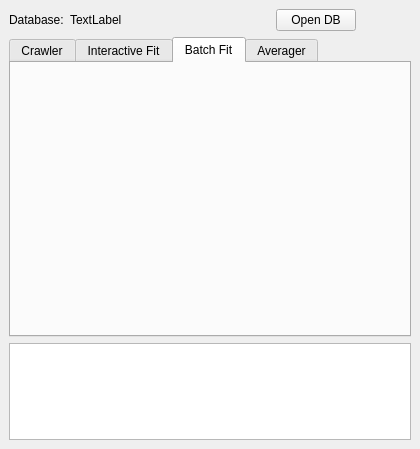
This is source/Gui/Ui_Main.ui in lasersphere/Tilda as Qt 5 draws it before an edit. The edited form follows.
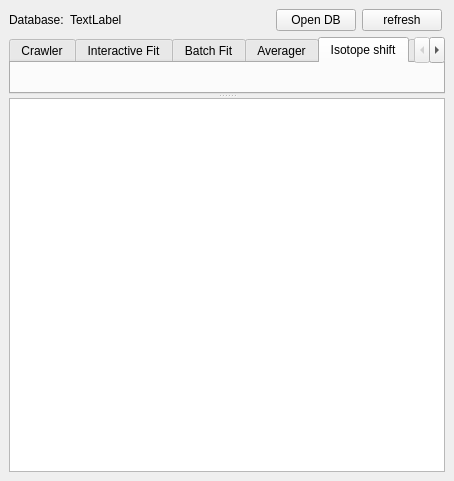
This is the edited form. Custom widgets are drawn as their Qt base class.

Diff of the .ui file:
```diff
--- a/source/Gui/Ui_Main.ui
+++ b/source/Gui/Ui_Main.ui
@@ -6,15 +6,15 @@
    <rect>
     <x>0</x>
     <y>0</y>
-    <width>420</width>
-    <height>449</height>
+    <width>454</width>
+    <height>481</height>
    </rect>
   </property>
   <property name="windowTitle">
    <string>MainWindow</string>
   </property>
   <widget class="QWidget" name="centralwidget">
-   <layout class="QVBoxLayout" name="verticalLayout_2">
+   <layout class="QVBoxLayout" name="verticalLayout">
     <item>
      <layout class="QHBoxLayout" name="horizontalLayout">
       <item>
@@ -50,6 +50,13 @@
         </property>
        </widget>
       </item>
+      <item>
+       <widget class="QPushButton" name="pushButton_refresh">
+        <property name="text">
+         <string>refresh</string>
+        </property>
+       </widget>
+      </item>
       <item>
        <spacer name="horizontalSpacer">
         <property name="orientation">
@@ -66,9 +73,11 @@
      </layout>
     </item>
     <item>
-     <layout class="QVBoxLayout" name="verticalLayout">
-      <item>
-       <widget class="QTabWidget" name="tabWidget">
+     <widget class="QSplitter" name="splitter">
+      <property name="orientation">
+       <enum>Qt::Vertical</enum>
+      </property>
+      <widget class="QTabWidget" name="tabWidget_AccVoltage">
         <property name="sizePolicy">
          <sizepolicy hsizetype="Expanding" vsizetype="Expanding">
           <horstretch>0</horstretch>
@@ -78,7 +87,7 @@
         <property name="minimumSize">
          <size>
           <width>400</width>
-          <height>300</height>
+         <height>20</height>
          </size>
         </property>
         <property name="tabShape">
@@ -107,9 +116,17 @@
           <string>Averager</string>
          </attribute>
         </widget>
+       <widget class="IsoshiftUi" name="isoshift">
+        <attribute name="title">
+         <string>Isotope shift</string>
+        </attribute>
        </widget>
-      </item>
-      <item>
+       <widget class="AccVoltUi" name="accVolt_tab">
+        <attribute name="title">
+         <string>AccVolt</string>
+        </attribute>
+       </widget>
+      </widget>
        <widget class="QPlainTextEdit" name="oOut">
         <property name="plainText">
          <string/>
@@ -118,8 +135,7 @@
          <number>500</number>
         </property>
        </widget>
-      </item>
-     </layout>
+     </widget>
     </item>
    </layout>
   </widget>
@@ -159,6 +175,18 @@
    <header location="global">Gui.BatchfitterUi</header>
    <container>1</container>
   </customwidget>
+  <customwidget>
+   <class>AccVoltUi</class>
+   <extends>QWidget</extends>
+   <header>Gui.AccVoltUi</header>
+   <container>1</container>
+  </customwidget>
+  <customwidget>
+   <class>IsoshiftUi</class>
+   <extends>QWidget</extends>
+   <header>Gui.IsoshiftUi</header>
+   <container>1</container>
+  </customwidget>
  </customwidgets>
  <resources/>
  <connections/>
```
Left out of the diff: 6 changed lines with no effect on the pictures. Lines whose indentation alone changed are shown as unchanged.
